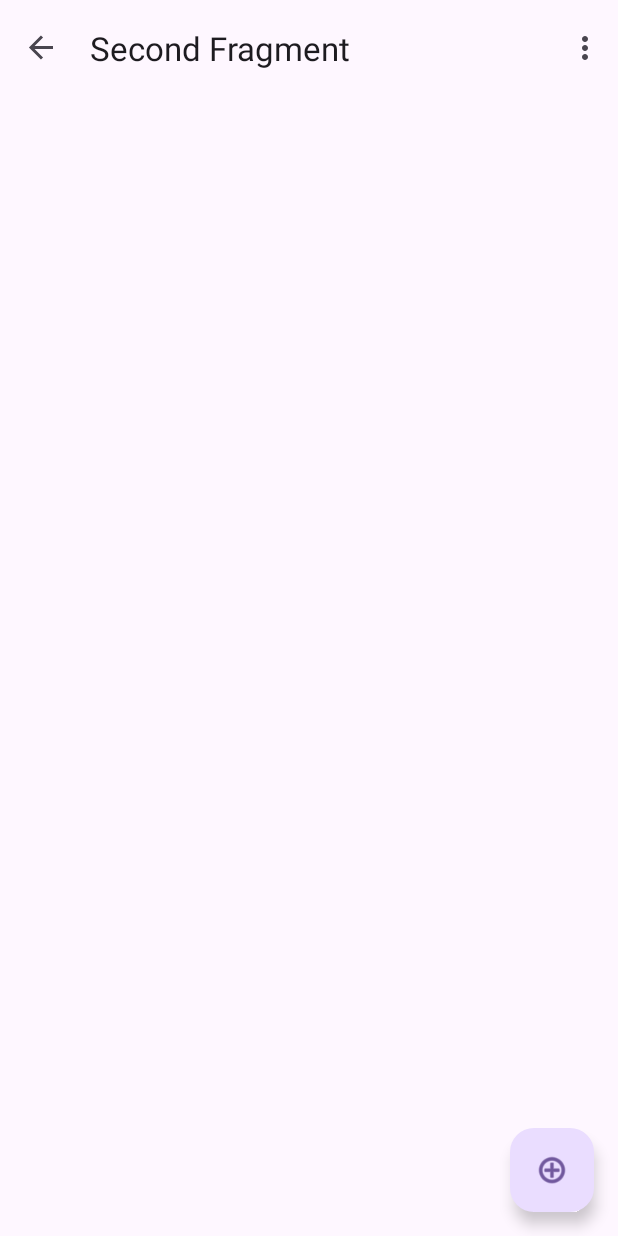
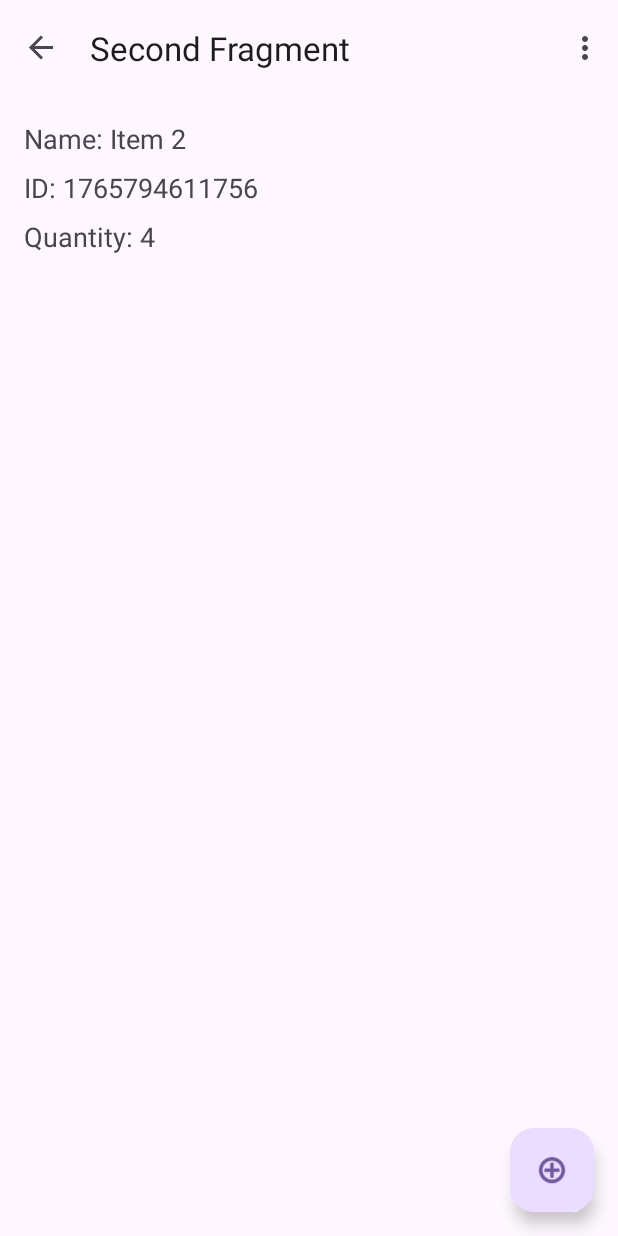
Before and after one commit to tfels/eiskalt, an Android app: the screen it shows after launch (MainActivity), after a tap on "Item 2", on a phone screen of 412 x 824 dp. Run offline under Robolectric (Android 15) with nearby library versions, the phone set to English and light mode, and no system bars; our stand-ins replace navigation-ui.

Commit message:
item: show some data

```diff
--- a/app/src/main/java/de/felsernet/android/eiskalt/FirstFragment.kt
+++ b/app/src/main/java/de/felsernet/android/eiskalt/FirstFragment.kt
@@ -20,13 +20,14 @@ import androidx.recyclerview.widget.LinearLayoutManager
 import androidx.recyclerview.widget.RecyclerView
 import de.felsernet.android.eiskalt.R
 import de.felsernet.android.eiskalt.databinding.FragmentFirstBinding
+import java.io.Serializable
 import kotlin.random.Random
 
 data class InventoryItem(
     val name: String,
     val id: Long = System.currentTimeMillis(),
     val quantity: Int = Random.nextInt(0, 11)
-)
+) : Serializable
 
 /**
  * A simple [Fragment] subclass as the default destination in the navigation.
@@ -84,9 +85,13 @@ class FirstFragment : Fragment() {
         }
 
         override fun onBindViewHolder(holder: ViewHolder, position: Int) {
-            holder.textView.text = items[position].name
+            val item = items[position]
+            holder.textView.text = item.name
             holder.itemView.setOnClickListener {
-                findNavController().navigate(R.id.action_FirstFragment_to_SecondFragment)
+                val bundle = Bundle().apply {
+                    putSerializable("inventoryItem", item)
+                }
+                findNavController().navigate(R.id.action_FirstFragment_to_SecondFragment, bundle)
             }
         }
 
--- a/app/src/main/java/de/felsernet/android/eiskalt/SecondFragment.kt
+++ b/app/src/main/java/de/felsernet/android/eiskalt/SecondFragment.kt
@@ -7,6 +7,7 @@ import android.view.View
 import android.view.ViewGroup
 import androidx.navigation.fragment.findNavController
 import de.felsernet.android.eiskalt.databinding.FragmentSecondBinding
+import java.io.Serializable
 
 /**
  * A simple [Fragment] subclass as the second destination in the navigation.
@@ -31,6 +32,13 @@ class SecondFragment : Fragment() {
 
     override fun onViewCreated(view: View, savedInstanceState: Bundle?) {
         super.onViewCreated(view, savedInstanceState)
+
+        val item = arguments?.getSerializable("inventoryItem") as? InventoryItem
+        if (item != null) {
+            binding.textViewName.text = "Name: ${item.name}"
+            binding.textViewId.text = "ID: ${item.id}"
+            binding.textViewQuantity.text = "Quantity: ${item.quantity}"
+        }
     }
 
     override fun onDestroyView() {
--- a/app/src/main/res/layout/fragment_second.xml
+++ b/app/src/main/res/layout/fragment_second.xml
@@ -10,5 +10,35 @@
         android:layout_width="match_parent"
         android:layout_height="match_parent"
         android:padding="16dp">
+
+        <TextView
+            android:id="@+id/textViewName"
+            android:layout_width="wrap_content"
+            android:layout_height="wrap_content"
+            android:text="Name: "
+            android:textSize="18sp"
+            app:layout_constraintStart_toStartOf="parent"
+            app:layout_constraintTop_toTopOf="parent" />
+
+        <TextView
+            android:id="@+id/textViewId"
+            android:layout_width="wrap_content"
+            android:layout_height="wrap_content"
+            android:text="ID: "
+            android:textSize="18sp"
+            app:layout_constraintStart_toStartOf="parent"
+            app:layout_constraintTop_toBottomOf="@id/textViewName"
+            android:layout_marginTop="8dp" />
+
+        <TextView
+            android:id="@+id/textViewQuantity"
+            android:layout_width="wrap_content"
+            android:layout_height="wrap_content"
+            android:text="Quantity: "
+            android:textSize="18sp"
+            app:layout_constraintStart_toStartOf="parent"
+            app:layout_constraintTop_toBottomOf="@id/textViewId"
+            android:layout_marginTop="8dp" />
+
     </androidx.constraintlayout.widget.ConstraintLayout>
 </androidx.core.widget.NestedScrollView>
```
